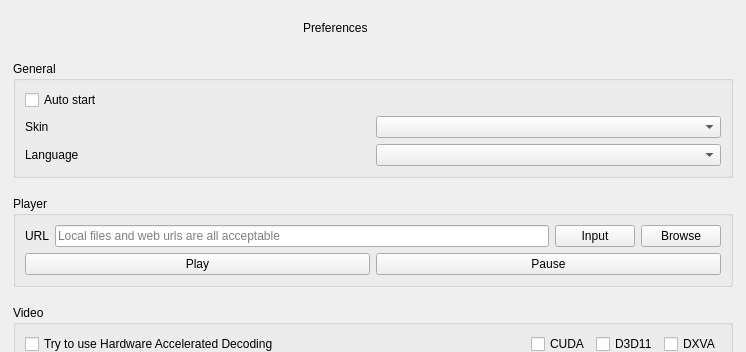
First picture: the form in src/core/forms/preferencesdialog.ui, repository wangwenx190/dynamic-desktop, before the edit; both pictures show x 0 to 746 and y 0 to 352 of the 746 by 855 pixel window.
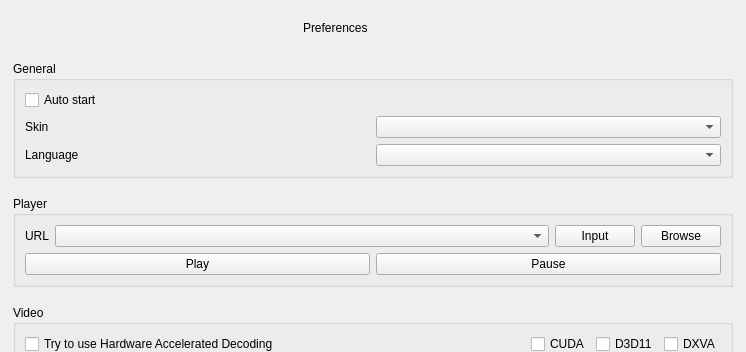
Second picture: the form after the edit. Icons and pictures are not drawn. Custom widgets are drawn as their Qt base class.

The edit to the form file:
```diff
--- a/src/core/forms/preferencesdialog.ui
+++ b/src/core/forms/preferencesdialog.ui
@@ -91,8 +91,8 @@
         </property>
         <property name="maximumSize">
          <size>
-          <width>25</width>
-          <height>25</height>
+          <width>18</width>
+          <height>18</height>
          </size>
         </property>
         <property name="text">
@@ -325,15 +325,12 @@
          </widget>
         </item>
         <item>
-         <widget class="QLineEdit" name="lineEdit_url">
-          <property name="enabled">
-           <bool>true</bool>
-          </property>
-          <property name="readOnly">
-           <bool>true</bool>
-          </property>
-          <property name="placeholderText">
-           <string>Local files and web urls are all acceptable</string>
+         <widget class="QComboBox" name="comboBox_url">
+          <property name="sizePolicy">
+           <sizepolicy hsizetype="Expanding" vsizetype="Fixed">
+            <horstretch>0</horstretch>
+            <verstretch>0</verstretch>
+           </sizepolicy>
           </property>
          </widget>
         </item>
```
